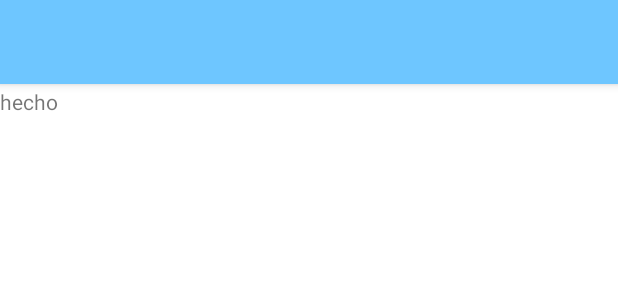
After one commit to silvericarus/pedropovedajaen, an Android app: the layout activity_info.xml on its own in the app's theme, with its tools: preview values and no code run, on a phone screen of 412 x 824 dp. The commit adds this screen. Shown: the top 300 px of the screen. Run offline under Robolectric (Android 15) with nearby library versions, the phone set to English and light mode, and no system bars; network calls fail.

Commit message:
Mejorada InfoActivity y otras mejoras

```diff
--- a/app/src/main/AndroidManifest.xml
+++ b/app/src/main/AndroidManifest.xml
@@ -11,9 +11,13 @@
         android:roundIcon="@mipmap/ic_launcher_round"
         android:supportsRtl="true">
         <activity
+            android:name=".InfoActivity"
+            android:exported="true"
+            android:theme="@style/Theme.ParroquiaSanPedroPovedaJaén.NoActionBar"/>
+        <activity
             android:name=".MainActivity"
+            android:configChanges="orientation|screenSize"
             android:exported="true"
-            android:configChanges="orientation|screenSize"
             android:label="@string/title_activity_main"
             android:theme="@style/Theme.ParroquiaSanPedroPovedaJaén.NoActionBar">
             <intent-filter>
--- /dev/null
+++ b/app/src/main/res/layout/activity_info.xml
@@ -0,0 +1,42 @@
+<?xml version="1.0" encoding="utf-8"?>
+<androidx.coordinatorlayout.widget.CoordinatorLayout xmlns:android="http://schemas.android.com/apk/res/android"
+    xmlns:app="http://schemas.android.com/apk/res-auto"
+    xmlns:tools="http://schemas.android.com/tools"
+    android:layout_width="match_parent"
+    android:layout_height="match_parent"
+    tools:context=".InfoActivity">
+
+    <com.google.android.material.appbar.AppBarLayout
+        android:id="@+id/appBar"
+        android:layout_width="match_parent"
+        android:layout_height="wrap_content"
+        android:background="@color/blue_light"
+        app:layout_constraintEnd_toEndOf="parent"
+        app:layout_constraintStart_toStartOf="parent"
+        app:layout_constraintTop_toTopOf="parent">
+
+        <com.google.android.material.appbar.MaterialToolbar
+            android:id="@+id/toolbar"
+            android:layout_width="match_parent"
+            android:layout_height="56dp"
+            android:elevation="0dp"
+            app:layout_scrollFlags="scroll|enterAlways" >
+        </com.google.android.material.appbar.MaterialToolbar>
+    </com.google.android.material.appbar.AppBarLayout>
+
+    <LinearLayout
+        android:layout_width="match_parent"
+        android:layout_height="676dp"
+        android:layout_marginTop="58dp"
+        android:orientation="vertical">
+
+        <TextView
+            android:id="@+id/hecho_por"
+            android:layout_width="match_parent"
+            android:layout_height="wrap_content"
+            android:text="hecho" />
+    </LinearLayout>
+
+
+
+</androidx.coordinatorlayout.widget.CoordinatorLayout>
--- a/app/src/main/res/values-night/colors.xml
+++ /dev/null
@@ -1,13 +0,0 @@
-<?xml version="1.0" encoding="utf-8"?>
-<resources>
-    <color name="purple_200">#FFBB86FC</color>
-    <color name="purple_500">#FF6200EE</color>
-    <color name="purple_700">#FF3700B3</color>
-    <color name="teal_200">#FF03DAC5</color>
-    <color name="teal_700">#FF018786</color>
-    <color name="black">#FF000000</color>
-    <color name="white">#FFFFFFFF</color>
-    <color name="blue_normal">#2196f3</color>
-    <color name="blue_dark">#0069c0</color>
-    <color name="blue_light">#6ec6ff</color>
-</resources>
--- a/app/src/main/res/values-night/ic_launcher_background.xml
+++ /dev/null
@@ -1,4 +0,0 @@
-<?xml version="1.0" encoding="utf-8"?>
-<resources>
-    <color name="ic_launcher_background">#2196F3</color>
-</resources>
--- a/app/src/main/res/values-night/themes.xml
+++ /dev/null
@@ -1,25 +0,0 @@
-<resources xmlns:tools="http://schemas.android.com/tools">
-    <!-- Base application theme. -->
-    <style name="Theme.ParroquiaSanPedroPovedaJaén" parent="Theme.MaterialComponents.DayNight.DarkActionBar">
-        <!-- Primary brand color. -->
-        <item name="colorPrimary">@color/blue_light</item>
-        <item name="colorPrimaryVariant">@color/blue_dark</item>
-        <item name="colorOnPrimary">@color/white</item>
-        <!-- Secondary brand color. -->
-        <item name="colorSecondary">@color/teal_200</item>
-        <item name="colorSecondaryVariant">@color/teal_700</item>
-        <item name="colorOnSecondary">@color/black</item>
-        <!-- Status bar color. -->
-        <item name="android:statusBarColor" tools:targetApi="l">?attr/colorPrimaryVariant</item>
-        <!-- Customize your theme here. -->
-    </style>
-
-    <style name="Theme.ParroquiaSanPedroPovedaJaén.NoActionBar">
-        <item name="windowActionBar">false</item>
-        <item name="windowNoTitle">true</item>
-    </style>
-
-    <style name="Theme.ParroquiaSanPedroPovedaJaén.AppBarOverlay" parent="ThemeOverlay.AppCompat.Dark.ActionBar" />
-
-    <style name="Theme.ParroquiaSanPedroPovedaJaén.PopupOverlay" parent="ThemeOverlay.AppCompat.Light" />
-</resources>
--- a/app/src/main/res/values/themes.xml
+++ b/app/src/main/res/values/themes.xml
@@ -1,6 +1,6 @@
 <resources xmlns:tools="http://schemas.android.com/tools">
     <!-- Base application theme. -->
-    <style name="Theme.ParroquiaSanPedroPovedaJaén" parent="Theme.MaterialComponents.DayNight.DarkActionBar">
+    <style name="Theme.ParroquiaSanPedroPovedaJaén" parent="Theme.MaterialComponents.Light.DarkActionBar">
         <!-- Primary brand color. -->
         <item name="colorPrimary">@color/blue_light</item>
         <item name="colorPrimaryVariant">@color/blue_dark</item>
@@ -19,7 +19,7 @@
         <item name="windowNoTitle">true</item>
     </style>
 
-    <style name="Theme.ParroquiaSanPedroPovedaJaén.AppBarOverlay" parent="ThemeOverlay.AppCompat.Dark.ActionBar" />
+    <style name="Theme.ParroquiaSanPedroPovedaJaén.AppBarOverlay" parent="ThemeOverlay.AppCompat.Light" />
 
     <style name="Theme.ParroquiaSanPedroPovedaJaén.PopupOverlay" parent="ThemeOverlay.AppCompat.Light" />
 </resources>
```
Also changed, not shown: app/src/main/java/com/silvericarus/parroquiasanpedropovedajaen/InfoActivity.java (added, +42 -0 lines), app/src/main/java/com/silvericarus/parroquiasanpedropovedajaen/MainActivity.java (+23 -0 lines), app/src/main/res/drawable/ic_baseline_west_24.xml (added, +10 -0 lines), app/src/main/res/layout/activity_main.xml (+1 -11 lines), app/src/main/res/menu/menu_list.xml (added, +7 -0 lines), app/src/main/res/values-night/dimens.xml (deleted, +0 -8 lines), app/src/main/res/values-night/strings.xml (deleted, +0 -9 lines).
